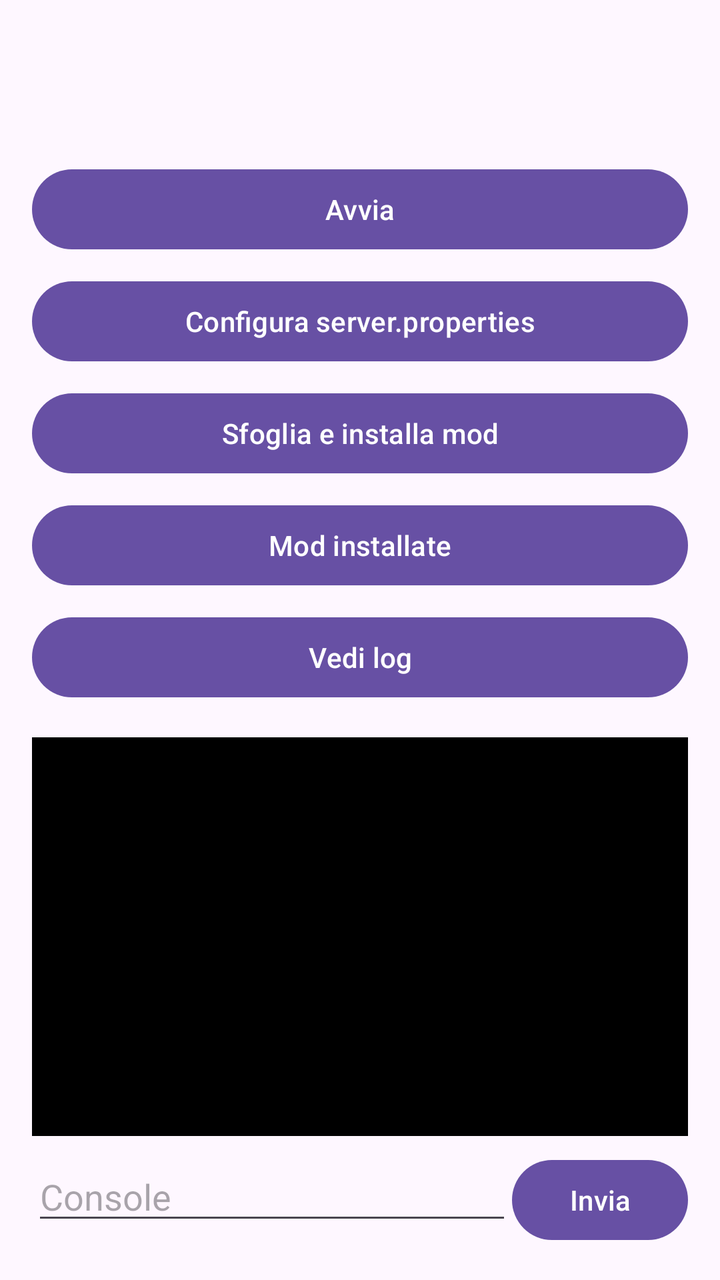
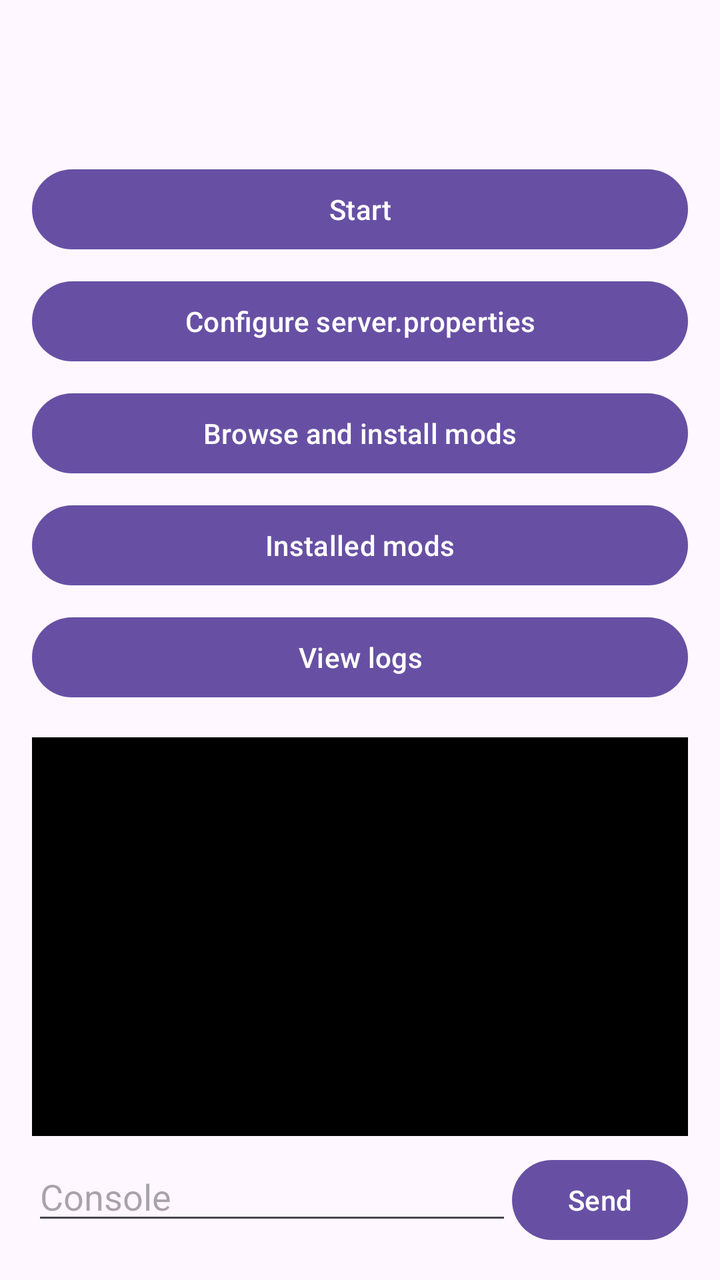

An Android layout rendered at two revisions. The XML below is the earlier revision; the diff shows what the commit changed to produce the second picture.
<!-- AndroidManifest.xml: application theme Theme.Material3.DayNight -->
<!-- res/layout/activity_server_detail.xml -->
<?xml version="1.0" encoding="utf-8"?>
<LinearLayout xmlns:android="http://schemas.android.com/apk/res/android"
    android:layout_width="match_parent"
    android:layout_height="match_parent"
    android:orientation="vertical"
    android:padding="16dp">

    <LinearLayout
        android:layout_width="match_parent"
        android:layout_height="wrap_content"
        android:orientation="horizontal"
        android:gravity="center_vertical">

        <TextView
            android:id="@+id/textDetailName"
            android:layout_width="0dp"
            android:layout_height="wrap_content"
            android:layout_weight="1"
            android:textSize="20sp"
            android:textStyle="bold" />

        <TextView
            android:id="@+id/textTunnelAddress"
            android:layout_width="wrap_content"
            android:layout_height="wrap_content"
            android:layout_marginStart="8dp"
            android:maxWidth="220dp"
            android:maxLines="1"
            android:ellipsize="end"
            android:textSize="12sp"
            android:textColor="#FF1565C0"
            android:visibility="gone" />

    </LinearLayout>

    <TextView
        android:id="@+id/textDetailInfo"
        android:layout_width="match_parent"
        android:layout_height="wrap_content"
        android:textSize="13sp"
        android:layout_marginTop="4dp" />

    <Button
        android:id="@+id/buttonStartStop"
        android:layout_width="match_parent"
        android:layout_height="wrap_content"
        android:layout_marginTop="16dp"
        android:text="Avvia" />

    <Button
        android:id="@+id/buttonConfigureProperties"
        android:layout_width="match_parent"
        android:layout_height="wrap_content"
        android:layout_marginTop="8dp"
        android:text="Configura server.properties" />

    <Button
        android:id="@+id/buttonBrowseMods"
        android:layout_width="match_parent"
        android:layout_height="wrap_content"
        android:layout_marginTop="8dp"
        android:text="Sfoglia e installa mod" />

    <Button
        android:id="@+id/buttonViewInstalledMods"
        android:layout_width="match_parent"
        android:layout_height="wrap_content"
        android:layout_marginTop="8dp"
        android:text="Mod installate" />

    <Button
        android:id="@+id/buttonViewLogs"
        android:layout_width="match_parent"
        android:layout_height="wrap_content"
        android:layout_marginTop="8dp"
        android:text="Vedi log" />

    <ScrollView
        android:id="@+id/consoleScroll"
        android:layout_width="match_parent"
        android:layout_height="0dp"
        android:layout_weight="1"
        android:layout_marginTop="16dp"
        android:background="#000000">

        <TextView
            android:id="@+id/textConsole"
            android:layout_width="match_parent"
            android:layout_height="wrap_content"
            android:fontFamily="monospace"
            android:textColor="#00FF00"
            android:textSize="11sp"
            android:padding="8dp" />

    </ScrollView>

    <LinearLayout
        android:layout_width="match_parent"
        android:layout_height="wrap_content"
        android:orientation="horizontal"
        android:layout_marginTop="8dp">

        <EditText
            android:id="@+id/inputCommand"
            android:layout_width="0dp"
            android:layout_height="wrap_content"
            android:layout_weight="1"
            android:hint="Console" />

        <Button
            android:id="@+id/buttonSendCommand"
            android:layout_width="wrap_content"
            android:layout_height="wrap_content"
            android:text="Invia" />

    </LinearLayout>

</LinearLayout>
<!-- resources referenced by this layout -->
<resources>

</resources>

<!-- the commit's change to res/layout/activity_server_detail.xml (unified diff, before → after) -->
@@ -45,35 +45,35 @@
         android:layout_width="match_parent"
         android:layout_height="wrap_content"
         android:layout_marginTop="16dp"
-        android:text="Avvia" />
+        android:text="@string/common_start" />
 
     <Button
         android:id="@+id/buttonConfigureProperties"
         android:layout_width="match_parent"
         android:layout_height="wrap_content"
         android:layout_marginTop="8dp"
-        android:text="Configura server.properties" />
+        android:text="@string/detail_configure" />
 
     <Button
         android:id="@+id/buttonBrowseMods"
         android:layout_width="match_parent"
         android:layout_height="wrap_content"
         android:layout_marginTop="8dp"
-        android:text="Sfoglia e installa mod" />
+        android:text="@string/detail_browse_mods" />
 
     <Button
         android:id="@+id/buttonViewInstalledMods"
         android:layout_width="match_parent"
         android:layout_height="wrap_content"
         android:layout_marginTop="8dp"
-        android:text="Mod installate" />
+        android:text="@string/detail_installed_mods" />
 
     <Button
         android:id="@+id/buttonViewLogs"
         android:layout_width="match_parent"
         android:layout_height="wrap_content"
         android:layout_marginTop="8dp"
-        android:text="Vedi log" />
+        android:text="@string/detail_view_logs" />
 
     <ScrollView
         android:id="@+id/consoleScroll"
@@ -105,13 +105,13 @@
             android:layout_width="0dp"
             android:layout_height="wrap_content"
             android:layout_weight="1"
-            android:hint="Console" />
+            android:hint="@string/detail_console_hint" />
 
         <Button
             android:id="@+id/buttonSendCommand"
             android:layout_width="wrap_content"
             android:layout_height="wrap_content"
-            android:text="Invia" />
+            android:text="@string/common_send" />
 
     </LinearLayout>
 
<!-- resource entries referenced after the edit -->
@@ -1,5 +1,11 @@
 <!-- resources referenced by this layout -->
 <resources>
-
+  <string name="common_send">Send</string>
+  <string name="common_start">Start</string>
+  <string name="detail_browse_mods">Browse and install mods</string>
+  <string name="detail_configure">Configure server.properties</string>
+  <string name="detail_console_hint" translatable="false">Console</string>
+  <string name="detail_installed_mods">Installed mods</string>
+  <string name="detail_view_logs">View logs</string>
 </resources>
 
